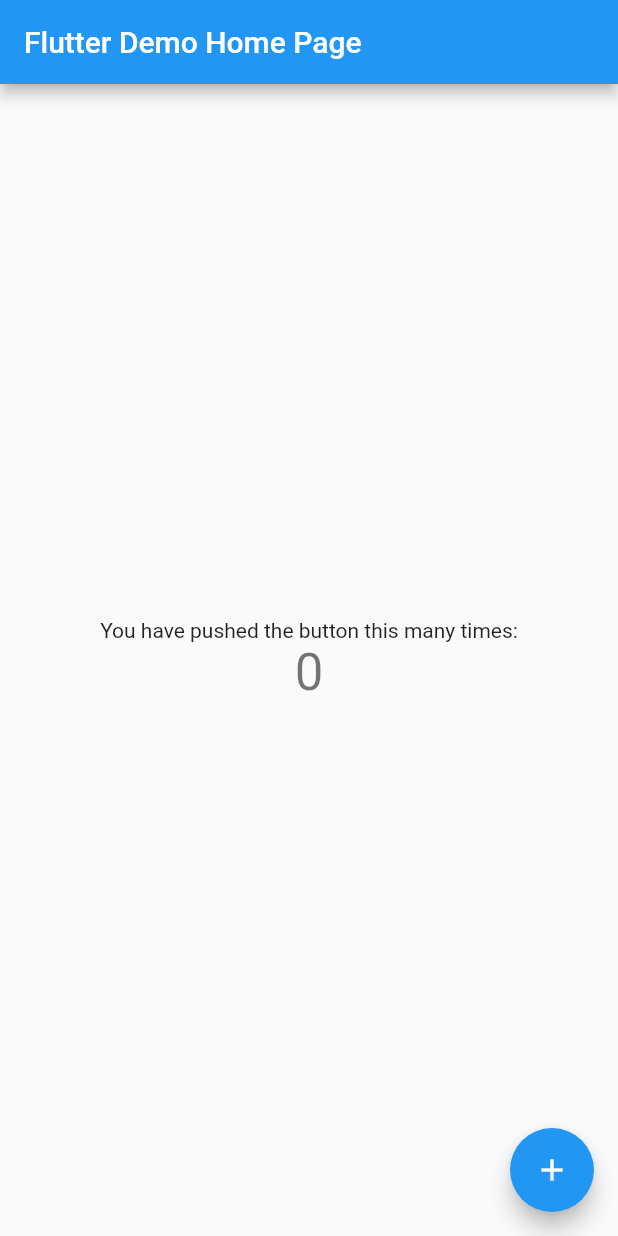
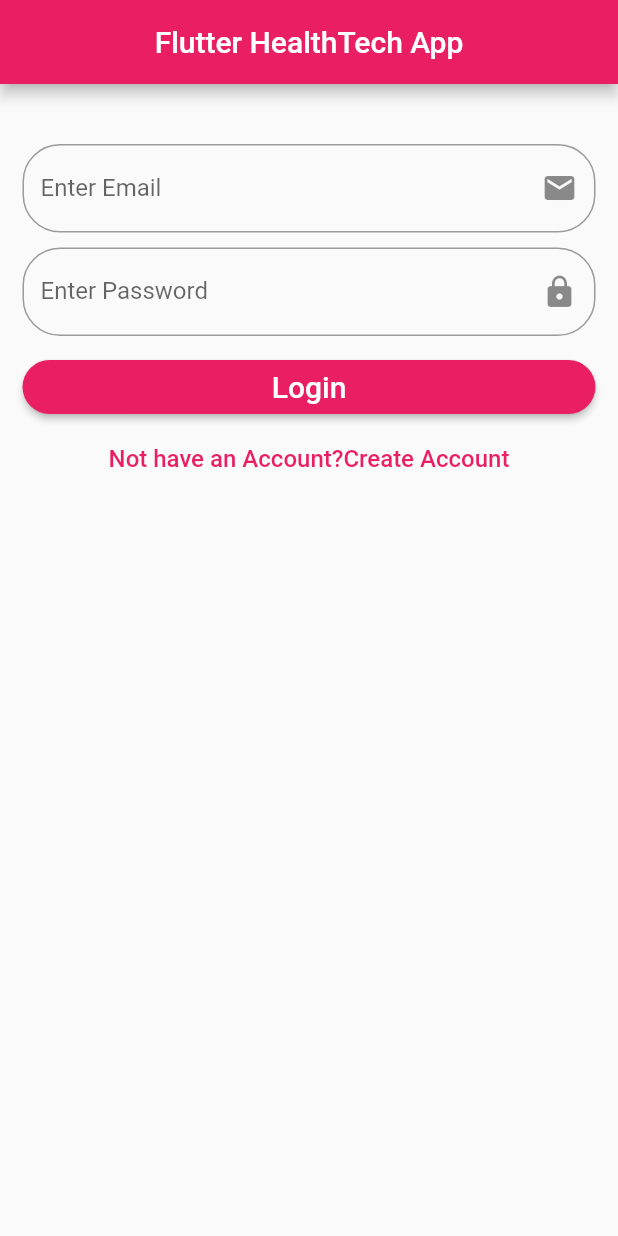
Before and after one commit to vinayakusername/FlutterHealthTechApp, a Flutter app: the screen it shows after launch, on a phone screen of 412 x 824 dp. Run offline on Flutter 3.47's test engine with Material 2 defaults, Android fonts, the phone set to English and light mode, and no system bars.

Commit message:
LoginRegister widget Created

```diff
--- a/lib/main.dart
+++ b/lib/main.dart
@@ -1,4 +1,5 @@
 import 'package:flutter/material.dart';
+import 'package:health_tech_app1/views/widget_loginPage.dart';
 
 void main() => runApp(MyApp());
 
@@ -8,104 +9,12 @@ class MyApp extends StatelessWidget {
   Widget build(BuildContext context) {
     return MaterialApp(
       title: 'Flutter Demo',
+      debugShowCheckedModeBanner: false,
       theme: ThemeData(
-        // This is the theme of your application.
-        //
-        // Try running your application with "flutter run". You'll see the
-        // application has a blue toolbar. Then, without quitting the app, try
-        // changing the primarySwatch below to Colors.green and then invoke
-        // "hot reload" (press "r" in the console where you ran "flutter run",
-        // or simply save your changes to "hot reload" in a Flutter IDE).
-        // Notice that the counter didn't reset back to zero; the application
-        // is not restarted.
-        primarySwatch: Colors.blue,
+
+        primarySwatch: Colors.pink
       ),
-      home: MyHomePage(title: 'Flutter Demo Home Page'),
+      home: LoginRegisterPage(),
     );
   }
 }
-
-class MyHomePage extends StatefulWidget {
-  MyHomePage({Key key, this.title}) : super(key: key);
-
-  // This widget is the home page of your application. It is stateful, meaning
-  // that it has a State object (defined below) that contains fields that affect
-  // how it looks.
-
-  // This class is the configuration for the state. It holds the values (in this
-  // case the title) provided by the parent (in this case the App widget) and
-  // used by the build method of the State. Fields in a Widget subclass are
-  // always marked "final".
-
-  final String title;
-
-  @override
-  _MyHomePageState createState() => _MyHomePageState();
-}
-
-class _MyHomePageState extends State<MyHomePage> {
-  int _counter = 0;
-
-  void _incrementCounter() {
-    setState(() {
-      // This call to setState tells the Flutter framework that something has
-      // changed in this State, which causes it to rerun the build method below
-      // so that the display can reflect the updated values. If we changed
-      // _counter without calling setState(), then the build method would not be
-      // called again, and so nothing would appear to happen.
-      _counter++;
-    });
-  }
-
-  @override
-  Widget build(BuildContext context) {
-    // This method is rerun every time setState is called, for instance as done
-    // by the _incrementCounter method above.
-    //
-    // The Flutter framework has been optimized to make rerunning build methods
-    // fast, so that you can just rebuild anything that needs updating rather
-    // than having to individually change instances of widgets.
-    return Scaffold(
-      appBar: AppBar(
-        // Here we take the value from the MyHomePage object that was created by
-        // the App.build method, and use it to set our appbar title.
-        title: Text(widget.title),
-      ),
-      body: Center(
-        // Center is a layout widget. It takes a single child and positions it
-        // in the middle of the parent.
-        child: Column(
-          // Column is also a layout widget. It takes a list of children and
-          // arranges them vertically. By default, it sizes itself to fit its
-          // children horizontally, and tries to be as tall as its parent.
-          //
-          // Invoke "debug painting" (press "p" in the console, choose the
-          // "Toggle Debug Paint" action from the Flutter Inspector in Android
-          // Studio, or the "Toggle Debug Paint" command in Visual Studio Code)
-          // to see the wireframe for each widget.
-          //
-          // Column has various properties to control how it sizes itself and
-          // how it positions its children. Here we use mainAxisAlignment to
-          // center the children vertically; the main axis here is the vertical
-          // axis because Columns are vertical (the cross axis would be
-          // horizontal).
-          mainAxisAlignment: MainAxisAlignment.center,
-          children: <Widget>[
-            Text(
-              'You have pushed the button this many times:',
-            ),
-            Text(
-              '$_counter',
-              style: Theme.of(context).textTheme.display1,
-            ),
-          ],
-        ),
-      ),
-      floatingActionButton: FloatingActionButton(
-        onPressed: _incrementCounter,
-        tooltip: 'Increment',
-        child: Icon(Icons.add),
-      ), // This trailing comma makes auto-formatting nicer for build methods.
-    );
-  }
-}
--- /dev/null
+++ b/lib/views/widget_loginPage.dart
@@ -0,0 +1,279 @@
+import 'package:flutter/material.dart';
+
+class LoginRegisterPage extends StatefulWidget
+{
+  //  LoginRegisterPage
+  //  ({
+  //    this.auth,
+  //    this.onSignedIn
+  //  });
+
+  //  final AuthImplementation auth;
+  //  final VoidCallback onSignedIn;
+
+
+   @override
+  _LoginRegisterState createState() =>  _LoginRegisterState();
+}
+
+//This is used to differentiate between login and register form.
+enum FormType
+{
+  login,
+  register
+}
+class _LoginRegisterState extends State<LoginRegisterPage>{
+
+  // DialogBox dialogBox = new DialogBox();
+  //UserID userID = new UserID();
+
+  final formKey = new GlobalKey<FormState>();
+  FormType _formType = FormType.login;
+  String _email="";
+  String _password="";
+
+
+  //Methods
+
+  bool ValidateAndSave()
+  {
+      final form = formKey.currentState;
+
+      if(form.validate())
+      {
+        form.save();
+        return true;
+      }
+      else
+      return false;
+  }
+
+  void ValidateAndSubmit() async
+  {
+         if(ValidateAndSave())
+         {
+           try
+           {
+              if(_formType == FormType.login)
+              {
+                // String userId = await widget.auth.SignIn(_email, _password);
+                // dialogBox.information(context,"Congrulations","You are loggedIn successfully");
+                // setUserID(userId);
+
+                // //print("login userId="+userId);
+                // print(getUserID());
+
+              }
+              else
+              {
+                // String userId = await widget.auth.SignUp(_email, _password);
+                // dialogBox.information(context,"Congrulations","Your account has created successfully");
+                // print("Register userId="+userId);
+
+              }
+
+              // widget.onSignedIn();
+           }
+           catch(e)
+           {
+              // dialogBox.information(context,"Error Message", e.toString());
+              // print("Error:"+ e.toString());
+           }
+         }
+  }
+
+  void MoveToRegisterScreen()
+  {
+        formKey.currentState.reset();
+        setState(()
+        {
+           _formType = FormType.register;
+        });
+  }
+
+  void MoveToLoginScreen()
+  {
+        formKey.currentState.reset();
+        setState(()
+        {
+           _formType = FormType.login;
+        });
+  }
+  //Design Code
+  @override
+  Widget build(BuildContext context) {
+
+    return Scaffold(
+
+      appBar: AppBar
+      (
+           title: Container
+           (
+            alignment: Alignment.center,
+            child:  Text("Flutter HealthTech App",style: TextStyle(color:Colors.white,fontSize: 20.0,),),
+           ),
+           backgroundColor: Colors.pink,
+
+      ),
+
+      body: SingleChildScrollView(
+      child:Container
+      (
+          margin: EdgeInsets.all(15.0),
+          child: Form
+          (
+            key: formKey,
+            child: Column
+            (
+                crossAxisAlignment: CrossAxisAlignment.stretch,
+                children: createInputs()+createButtons(),
+            ),
+          ),
+      ),),
+    );
+  }
+
+  List<Widget> createInputs()
+  {
+
+     return
+     [
+        SizedBox(height:10.0,),
+        //logo(),
+        SizedBox(height:15.0),
+
+        new TextFormField
+        (
+          decoration: new InputDecoration
+                      (
+                        border: new OutlineInputBorder(
+                          borderRadius: new BorderRadius.circular(25.0),
+                          borderSide: new BorderSide(
+                            color: Colors.pink
+                          ),
+                        ),
+                        suffixIcon:Icon(Icons.email),
+                        labelText: 'Enter Email'
+
+                      ),
+          validator: (value)
+          {
+             return value.isEmpty?"Email is required":null;
+          },
+
+          onSaved: (value)
+          {
+           return  _email = value;
+          },
+
+        ),
+        SizedBox(height:10.0,),
+         new TextFormField
+        (
+          decoration: new InputDecoration
+                      (
+                        border: new OutlineInputBorder(
+                            borderRadius: new BorderRadius.circular(25.0),
+                           borderSide: new BorderSide(
+                             color: Colors.pink
+                           ),
+
+                        ),
+                        suffixIcon: Icon(Icons.lock),
+                        labelText: 'Enter Password'),
+          obscureText: true,
+           validator: (value)
+          {
+             return value.isEmpty?"Password is required":null;
+          },
+
+          onSaved: (value)
+          {
+           return  _password = value;
+          },
+
+        ),
+        SizedBox(height:10.0),
+
+      ];
+  }
+
+
+   List<Widget> createButtons()
+  {
+
+    if(_formType == FormType.login)
+    {
+     return
+      [
+        RaisedButton
+        (
+         child: Text("Login",style:TextStyle(color:Colors.white,fontSize:20.0)),
+         //textColor: Colors.white,
+         color: Colors.pink,
+          shape: RoundedRectangleBorder
+                 (
+                    borderRadius: BorderRadius.circular(24.0),
+                    //side: BorderSide(color: Colors.pink)
+                 ),
+         onPressed: ()=>ValidateAndSubmit(),
+        ),
+
+        FlatButton
+        (
+           child: Text("Not have an Account?Create Account",style: TextStyle(fontSize:16.0),),
+           textColor: Colors.pink,
+            shape: RoundedRectangleBorder
+                 (
+                    borderRadius: BorderRadius.circular(24.0),
+                 ),
+           onPressed:MoveToRegisterScreen,
+        )
+
+      ];
+    }
+    else
+    {
+    return
+      [
+        RaisedButton
+        (
+         child: Text("SignUp",style:TextStyle(color:Colors.white,fontSize:20.0)),
+         //textColor: Colors.white,
+         color: Colors.pink,
+         shape: RoundedRectangleBorder
+                 (
+                    borderRadius: BorderRadius.circular(24.0),
+                 ),
+         onPressed: ()=>ValidateAndSubmit(),
+        ),
+
+        FlatButton
+        (
+           child: Text("Already have an Account?Login",style: TextStyle(fontSize:16.0),),
+           textColor: Colors.pink,
+            shape: RoundedRectangleBorder
+                 (
+                    borderRadius: BorderRadius.circular(24.0),
+                 ),
+           onPressed:MoveToLoginScreen,
+        )
+
+      ];
+    }
+  }
+
+  Widget logo()
+  {
+       return new Hero
+       (
+         tag: 'Hero',
+         child: new CircleAvatar
+         (
+            backgroundColor: Colors.transparent,
+            radius: 110.0,
+            child: Image.asset("login_photo.jpg"),
+         ),
+         );
+  }
+}
--- a/pubspec.yaml
+++ b/pubspec.yaml
@@ -41,8 +41,8 @@ flutter:
   uses-material-design: true
 
   # To add assets to your application, add an assets section, like this:
-  # assets:
-  #  - images/a_dot_burr.jpeg
+  assets:
+     - login_photo.jpg
   #  - images/a_dot_ham.jpeg
 
   # An image asset can refer to one or more resolution-specific "variants", see
```
Also changed, not shown: assets/login_photo.jpg (added).
